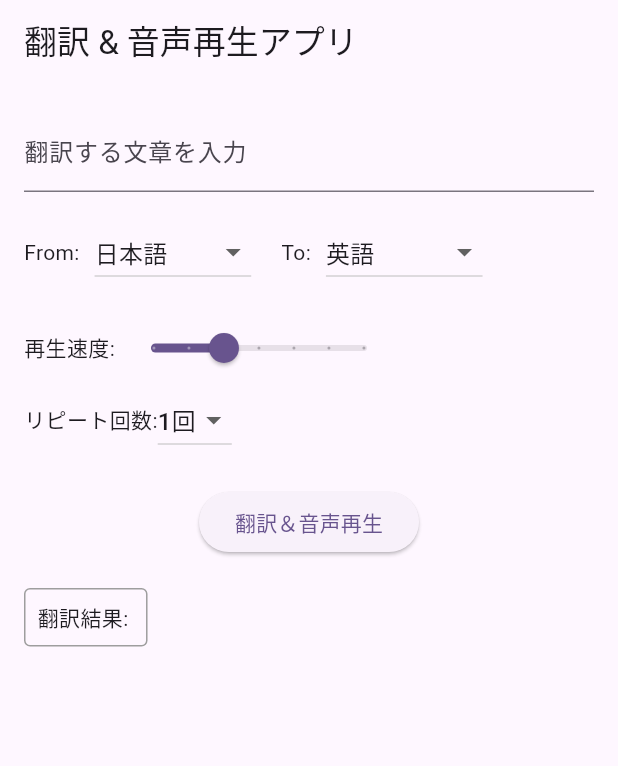
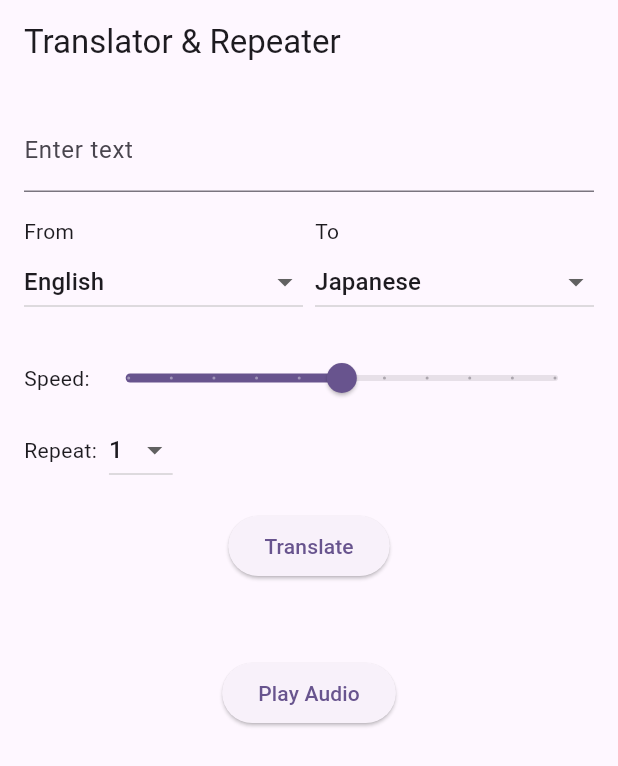
Before and after one commit to kuript900/flask_server, a Flutter app: the screen it shows after launch, on a phone screen of 412 x 824 dp. Shown: the top 766 px of the screen. Run offline on Flutter 3.47's test engine with Material 3 defaults, Android fonts, the phone set to English and light mode, and no system bars; our stand-ins replace shared_preferences; missing offline and left inert: dart:html.

```diff
--- a/lib/translator_screen.dart
+++ b/lib/translator_screen.dart
@@ -1,4 +1,4 @@
-// ✅ 安定していた「翻訳＆音声再生」1ボタン構成の完全復元バージョン
+// lib/screens/translator_screen.dart
 import 'dart:convert';
 import 'package:flutter/material.dart';
 import 'package:http/http.dart' as http;
@@ -12,157 +12,166 @@ class TranslatorScreen extends StatefulWidget {
 }
 
 class _TranslatorScreenState extends State<TranslatorScreen> {
-  final TextEditingController _textController = TextEditingController();
-  String _translatedText = '';
-  String _selectedFrom = 'ja';
-  String _selectedTo = 'en';
-  double _speed = 1.0;
-  int _repeat = 1;
+  final _textController = TextEditingController();
+  String translatedText = '';
+  String? _selectedFromLang = 'en';
+  String? _selectedToLang = 'ja';
+  double _speechRate = 1.0;
+  int _repeatCount = 1;
 
-  Future<void> _translateAndPlay() async {
-    // 翻訳
+  final List<Map<String, String>> _languageOptions = [
+    {'code': 'en', 'label': 'English'},
+    {'code': 'ja', 'label': 'Japanese'},
+    {'code': 'es', 'label': 'Spanish'},
+    {'code': 'fr', 'label': 'French'},
+    {'code': 'de', 'label': 'German'},
+    {'code': 'zh-CN', 'label': 'Chinese'},
+  ];
+
+  Future<void> _translateText() async {
     final response = await http.post(
       Uri.parse('https://flask-server-beqj.onrender.com/api/translate'),
       headers: {'Content-Type': 'application/json'},
       body: jsonEncode({
         'text': _textController.text,
-        'from': _selectedFrom,
-        'to': _selectedTo,
+        'from': _selectedFromLang,
+        'to': _selectedToLang,
       }),
     );
 
     if (response.statusCode == 200) {
       final data = jsonDecode(response.body);
       setState(() {
-        _translatedText = data['translated_text'];
+        translatedText = data['translated_text'];
       });
+    } else {
+      setState(() {
+        translatedText = 'Translation failed';
+      });
+    }
+  }
 
-      // 翻訳成功後に音声生成リクエスト
-      final ttsResponse = await http.post(
+  Future<void> _playAudio() async {
+    final response = await http.post(
       Uri.parse('https://flask-server-beqj.onrender.com/api/tts'),
       headers: {'Content-Type': 'application/json'},
       body: jsonEncode({
-          'text': _translatedText,
-          'lang': _selectedTo,
-          'speed': _speed,
-          'repeat': _repeat,
+        'text': translatedText,
+        'lang': _selectedToLang,
+        'rate': _speechRate,
+        'repeat': _repeatCount,
       }),
     );
 
-      if (ttsResponse.statusCode == 200) {
-        final ttsData = jsonDecode(ttsResponse.body);
-        final audioUrl = ttsData['audio_url'];
-        if (await canLaunchUrl(Uri.parse(audioUrl))) {
-          await launchUrl(Uri.parse(audioUrl));
-        }
+    if (response.statusCode == 200) {
+      final data = jsonDecode(response.body);
+      final url = data['audio_url'];
+      if (await canLaunch(url)) {
+        await launch(url);
       }
     } else {
-      setState(() {
-        _translatedText = '翻訳に失敗しました';
-      });
+      print('TTS failed');
     }
   }
 
   @override
   Widget build(BuildContext context) {
     return Scaffold(
-      appBar: AppBar(title: const Text('翻訳 & 音声再生アプリ')),
-      body: Padding(
-        padding: const EdgeInsets.all(16.0),
-        child: SingleChildScrollView(
+      appBar: AppBar(
+        title: const Text('Translator & Repeater'),
+      ),
+      body: SingleChildScrollView(
+        padding: const EdgeInsets.all(16),
         child: Column(
-            crossAxisAlignment: CrossAxisAlignment.start,
           children: [
             TextField(
               controller: _textController,
-                decoration: const InputDecoration(labelText: '翻訳する文章を入力'),
+              decoration: const InputDecoration(labelText: 'Enter text'),
             ),
             const SizedBox(height: 16),
             Row(
               children: [
-                  const Text('From:'),
-                  const SizedBox(width: 10),
-                  DropdownButton<String>(
-                    value: _selectedFrom,
-                    items: const [
-                      DropdownMenuItem(value: 'en', child: Text('英語')),
-                      DropdownMenuItem(value: 'ja', child: Text('日本語')),
-                      DropdownMenuItem(value: 'zh', child: Text('中国語')),
-                      DropdownMenuItem(value: 'fr', child: Text('フランス語')),
-                      DropdownMenuItem(value: 'de', child: Text('ドイツ語')),
-                      DropdownMenuItem(value: 'es', child: Text('スペイン語')),
+                Expanded(child: _buildLanguageDropdown('From', true)),
+                const SizedBox(width: 8),
+                Expanded(child: _buildLanguageDropdown('To', false)),
               ],
+            ),
+            const SizedBox(height: 16),
+            Row(
+              children: [
+                const Text('Speed:'),
+                Expanded(
+                  child: Slider(
+                    value: _speechRate,
+                    min: 0.5,
+                    max: 1.5,
+                    divisions: 10,
+                    label: _speechRate.toStringAsFixed(1),
                     onChanged: (value) {
-                      setState(() => _selectedFrom = value!);
+                      setState(() => _speechRate = value);
                     },
                   ),
-                  const SizedBox(width: 20),
-                  const Text('To:'),
-                  const SizedBox(width: 10),
-                  DropdownButton<String>(
-                    value: _selectedTo,
-                    items: const [
-                      DropdownMenuItem(value: 'ja', child: Text('日本語')),
-                      DropdownMenuItem(value: 'en', child: Text('英語')),
-                      DropdownMenuItem(value: 'zh', child: Text('中国語')),
-                      DropdownMenuItem(value: 'fr', child: Text('フランス語')),
-                      DropdownMenuItem(value: 'de', child: Text('ドイツ語')),
-                      DropdownMenuItem(value: 'es', child: Text('スペイン語')),
+                ),
               ],
+            ),
+            Row(
+              children: [
+                const Text('Repeat:'),
+                const SizedBox(width: 8),
+                DropdownButton<int>(
+                  value: _repeatCount,
+                  items: List.generate(10, (i) => i + 1)
+                      .map((n) => DropdownMenuItem(value: n, child: Text('$n')))
+                      .toList(),
                   onChanged: (value) {
-                      setState(() => _selectedTo = value!);
+                    if (value != null) setState(() => _repeatCount = value);
                   },
                 ),
               ],
             ),
             const SizedBox(height: 16),
-              Row(
-                children: [
-                  const Text('再生速度:'),
-                  Slider(
-                    value: _speed,
-                    onChanged: (value) {
-                      setState(() => _speed = value);
-                    },
-                    min: 0.5,
-                    max: 2.0,
-                    divisions: 6,
-                    label: '${_speed.toStringAsFixed(1)}x',
+            ElevatedButton(
+              onPressed: _translateText,
+              child: const Text('Translate'),
             ),
-                ],
-              ),
-              Row(
-                children: [
-                  const Text('リピート回数:'),
-                  DropdownButton<int>(
-                    value: _repeat,
-                    items: List.generate(5, (i) => i + 1)
-                        .map((val) => DropdownMenuItem(value: val, child: Text('$val回')))
-                        .toList(),
-                    onChanged: (val) => setState(() => _repeat = val!),
-                  ),
-                ],
-              ),
-              const SizedBox(height: 20),
-              Center(
-                child: ElevatedButton(
-                  onPressed: _translateAndPlay,
-                  child: const Text('翻訳＆音声再生'),
-                ),
-              ),
-              const SizedBox(height: 20),
-              Container(
-                padding: const EdgeInsets.all(8),
-                decoration: BoxDecoration(
-                  border: Border.all(color: Colors.grey),
-                  borderRadius: BorderRadius.circular(4),
-                ),
-                child: Text('翻訳結果: $_translatedText'),
+            const SizedBox(height: 8),
+            Text(translatedText, style: const TextStyle(fontSize: 18)),
+            const SizedBox(height: 16),
+            ElevatedButton(
+              onPressed: _playAudio,
+              child: const Text('Play Audio'),
             ),
           ],
         ),
       ),
+    );
+  }
+
+  Widget _buildLanguageDropdown(String label, bool isFrom) {
+    return Column(
+      crossAxisAlignment: CrossAxisAlignment.start,
+      children: [
+        Text(label),
+        DropdownButton<String>(
+          value: isFrom ? _selectedFromLang : _selectedToLang,
+          isExpanded: true,
+          items: _languageOptions.map((lang) {
+            return DropdownMenuItem<String>(
+              value: lang['code'],
+              child: Text(lang['label']!),
+            );
+          }).toList(),
+          onChanged: (value) {
+            setState(() {
+              if (isFrom) {
+                _selectedFromLang = value;
+              } else {
+                _selectedToLang = value;
+              }
+            });
+          },
         ),
+      ],
     );
   }
 }
```
Also changed, not shown: 4 other files. Lines whose indentation alone changed are shown as unchanged.
